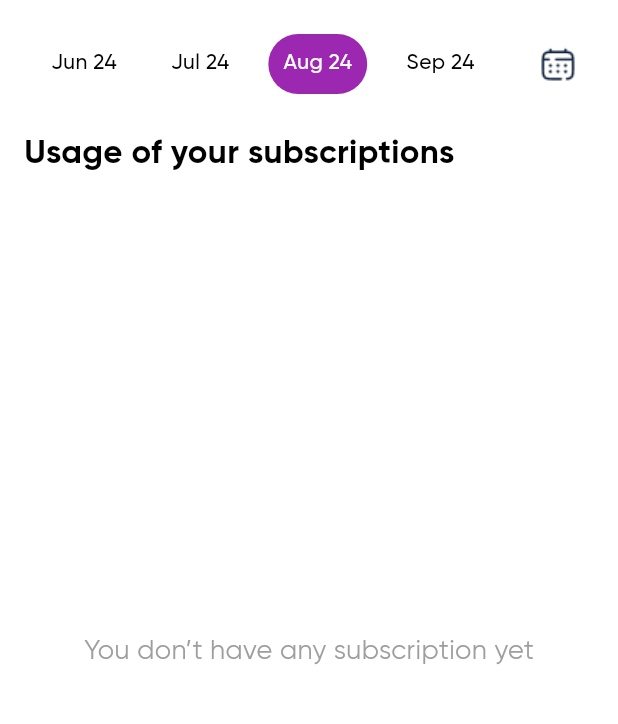
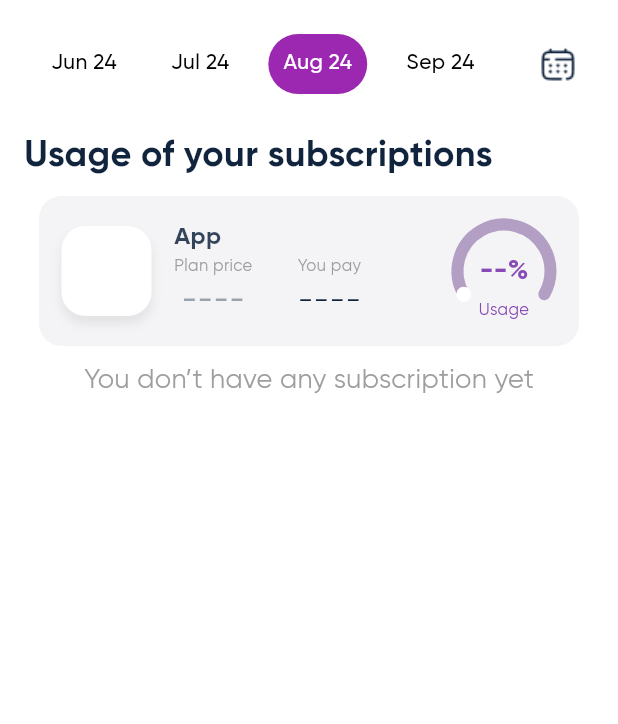
Before and after one commit to deplan-xyz/deplan-subscibtions-client, a Flutter app: the SubsciptionsHome screen opened by its route, on a phone screen of 412 x 824 dp, the part 86-810 px from its top. Run offline on Flutter 3.47's test engine with Material 3 defaults, Android fonts, the phone set to English and light mode, and no system bars; drawn by our look-alikes of dashed_circular_progress_bar; our stand-ins replace firebase_auth, firebase_core, month_picker_dialog; accounts and stored records are empty; statements that could not run were skipped.

Commit message:
chore: Update subscription card UI and styles

```diff
--- a/lib/components/subscription_card.dart
+++ b/lib/components/subscription_card.dart
@@ -89,7 +89,7 @@ class SubscriptionCard extends StatelessWidget {
                           ),
                           Text(
                             isEmpty
-                                ? '--'
+                                ? '----'
                                 : '\$${planPrice.toStringAsFixed(2)}',
                             style: TextStyle(
                               fontSize: 20,
@@ -113,7 +113,9 @@ class SubscriptionCard extends StatelessWidget {
                             ),
                           ),
                           Text(
-                            isEmpty ? '--' : '\$${userPays.toStringAsFixed(2)}',
+                            isEmpty
+                                ? '----'
+                                : '\$${userPays.toStringAsFixed(2)}',
                             style: TextStyle(
                               fontSize: 20,
                               fontFamily: 'SF Pro Display',
--- a/lib/screens/subsciptions_home.dart
+++ b/lib/screens/subsciptions_home.dart
@@ -1,5 +1,6 @@
 import 'package:deplan_subscriptions_client/components/months_selector.dart';
-import 'package:deplan_subscriptions_client/utilities/datetime.dart';
+import 'package:deplan_subscriptions_client/components/subscription_card.dart';
+import 'package:deplan_subscriptions_client/theme/app_theme.dart';
 import 'package:flutter/material.dart';
 
 class SubsciptionsHome extends StatelessWidget {
@@ -55,20 +56,26 @@ class SubsciptionsHome extends StatelessWidget {
             const Text(
               "Usage of your subscriptions",
               style: TextStyle(
-                fontSize: 22,
-                fontWeight: FontWeight.bold,
-                color: Colors.black,
+                fontSize: 24,
+                fontFamily: 'SF Pro Display',
+                fontWeight: FontWeight.w600,
+                color: TEXT_MAIN,
               ),
             ),
             // Empty state message
-            const Expanded(
-              child: Center(
-                child: Text(
-                  "You don’t have any subscription yet",
-                  style: TextStyle(
-                    fontSize: 18,
-                    color: Colors.grey,
-                  ),
+            SubscriptionCard(
+                appName: 'App',
+                planPrice: 0,
+                userPays: 0,
+                usagePercentage: 0,
+                avatar: '',
+                isEmpty: true),
+            const Center(
+              child: Text(
+                "You don’t have any subscription yet",
+                style: TextStyle(
+                  fontSize: 18,
+                  color: Colors.grey,
                 ),
               ),
             ),
@@ -77,29 +84,4 @@ class SubsciptionsHome extends StatelessWidget {
       ),
     );
   }
-
-  Widget _buildTimePeriod(String label, {required bool isActive}) {
-    return Column(
-      children: [
-        Text(
-          label,
-          style: TextStyle(
-            fontSize: 16,
-            color: isActive ? Colors.purple : Colors.black,
-            fontWeight: isActive ? FontWeight.bold : FontWeight.normal,
-          ),
-        ),
-        if (isActive)
-          Container(
-            margin: const EdgeInsets.only(top: 4),
-            width: 6,
-            height: 6,
-            decoration: const BoxDecoration(
-              color: Colors.purple,
-              shape: BoxShape.circle,
-            ),
-          ),
-      ],
-    );
-  }
 }
```
